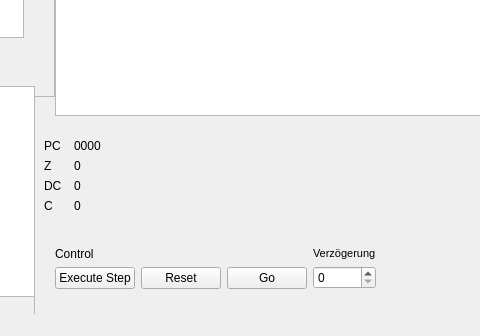
The window that PICSimu/mainwindow.ui (Benedikt1992/PICSimu) describes before a commit, drawn with Qt 5; both pictures show x 166 to 646 and y 341 to 677 of the 1181 by 677 pixel window.
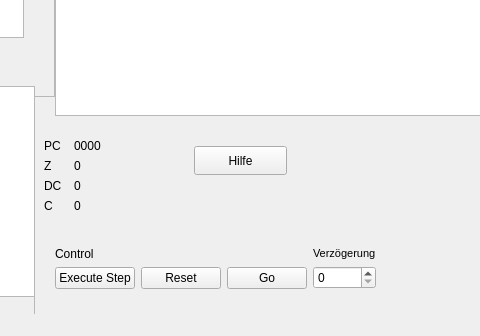
The same window after the commit.

Commit message: help-function included

Patch:
```diff
--- a/PICSimu/mainwindow.ui
+++ b/PICSimu/mainwindow.ui
@@ -567,6 +567,19 @@
      <string>0</string>
     </property>
    </widget>
+   <widget class="QPushButton" name="hilfe">
+    <property name="geometry">
+     <rect>
+      <x>360</x>
+      <y>470</y>
+      <width>93</width>
+      <height>29</height>
+     </rect>
+    </property>
+    <property name="text">
+     <string>Hilfe</string>
+    </property>
+   </widget>
   </widget>
   <widget class="QMenuBar" name="menuBar">
    <property name="geometry">
```
The commit also changes 2 other files.
